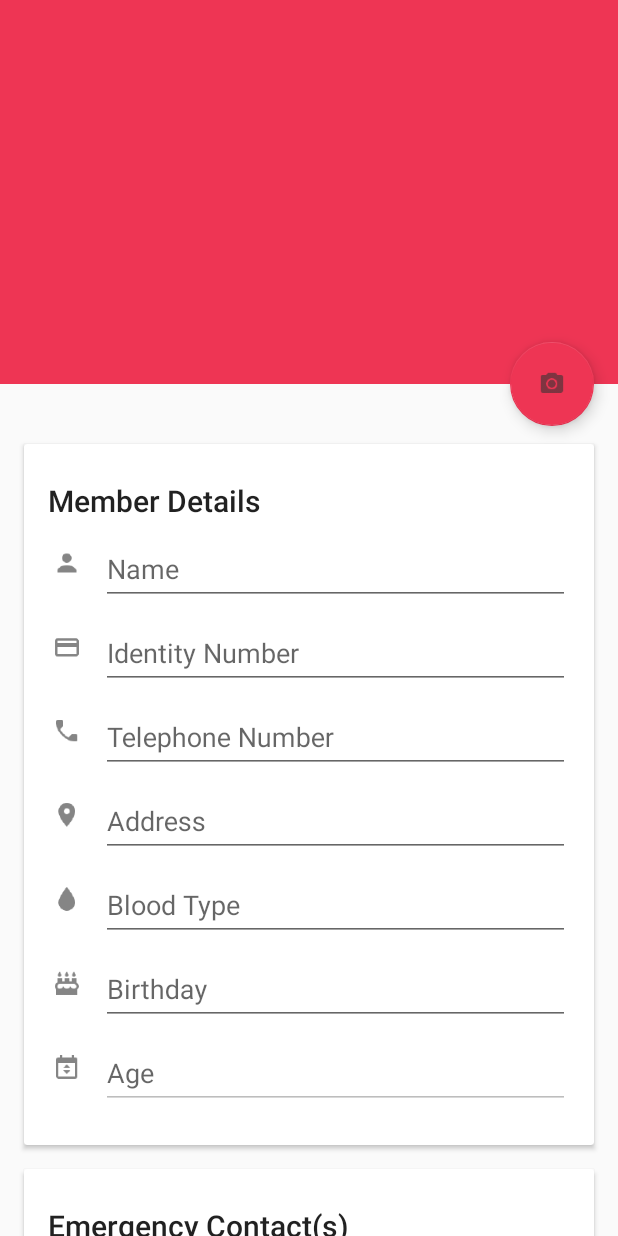
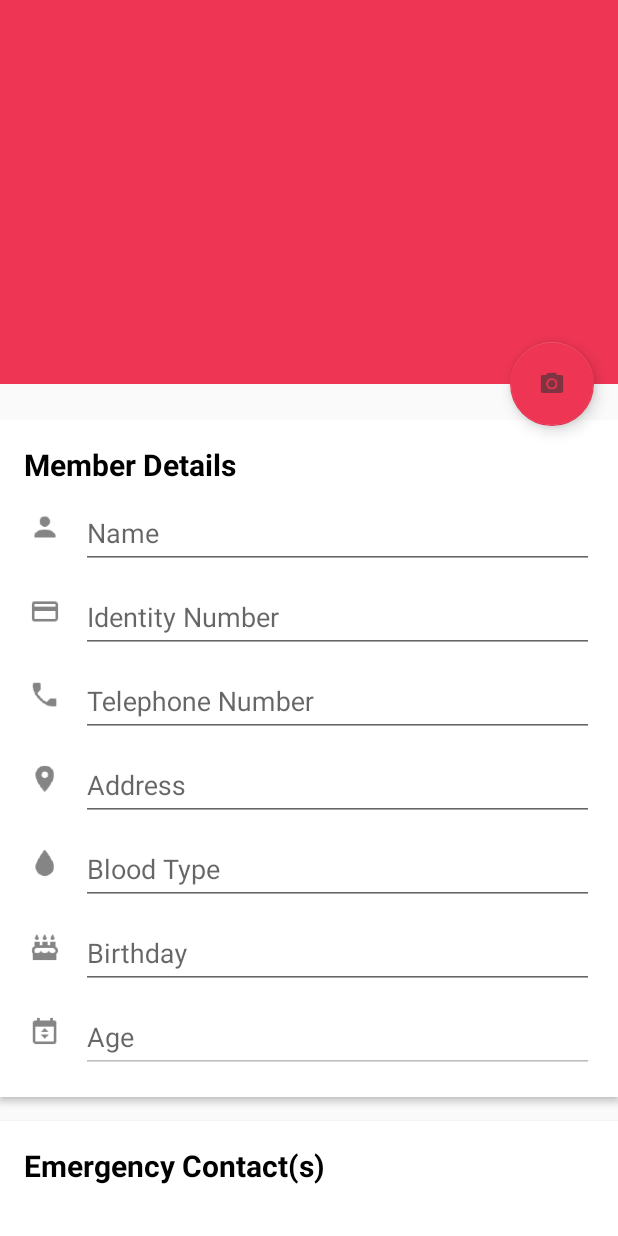
Before and after one commit to kasun-gunathilaka/gym_partner_app, an Android app: the layout activity_member.xml on its own in the app's theme, with its tools: preview values and no code run, on a phone screen of 412 x 824 dp. Run offline under Robolectric (Android 15) with nearby library versions, the phone set to English and light mode, and no system bars.

Commit message:
all row layout modified -member detail layout margin changed

```diff
--- a/app/src/main/java/com/kasungunathilaka/domain/MemberSymptom.java
+++ b/app/src/main/java/com/kasungunathilaka/domain/MemberSymptom.java
@@ -29,7 +29,9 @@ package com.kasungunathilaka.domain;
 // limitations under the License.
 // </license>
 
-public class MemberSymptom {
+import java.io.Serializable;
+
+public class MemberSymptom implements Serializable {
 
     //region Class Member
     private int memberSymptomsId;
--- a/app/src/main/res/layout/activity_member.xml
+++ b/app/src/main/res/layout/activity_member.xml
@@ -76,18 +76,22 @@
                 android:focusableInTouchMode="true"
                 android:layout_width="match_parent"
                 android:layout_height="wrap_content"
-                android:layout_margin="@dimen/card_margin">
+                app:cardElevation="3dp"
+                app:cardCornerRadius="0dp">
 
                 <LinearLayout
-                    style="@style/Widget.CardContent"
                     android:layout_width="match_parent"
-                    android:layout_height="wrap_content">
+                    android:layout_height="wrap_content"
+                    android:orientation="vertical"
+                    android:padding="16dp">
 
                     <TextView
                         android:layout_width="match_parent"
                         android:layout_height="wrap_content"
                         android:text="Member Details"
-                        android:textAppearance="@style/TextAppearance.AppCompat.Title" />
+                        android:textSize="20sp"
+                        android:textStyle="bold"
+                        android:textColor="@android:color/black" />
 
                     <include
                         layout="@layout/member_info_layout"
@@ -102,24 +106,27 @@
                 android:id="@+id/cvEmergency"
                 android:layout_width="match_parent"
                 android:layout_height="wrap_content"
-                android:layout_marginBottom="@dimen/card_margin"
-                android:layout_marginLeft="@dimen/card_margin"
-                android:layout_marginRight="@dimen/card_margin">
+                android:layout_marginTop="@dimen/card_margin"
+                app:cardElevation="3dp"
+                app:cardCornerRadius="0dp">
 
                 <LinearLayout
                     android:layout_width="match_parent"
                     android:layout_height="wrap_content"
                     android:orientation="vertical">
                     <LinearLayout
-                        style="@style/Widget.CardContent"
                         android:layout_width="match_parent"
-                        android:layout_height="wrap_content">
+                        android:layout_height="wrap_content"
+                        android:orientation="vertical"
+                        android:padding="16dp">
 
                         <TextView
                             android:layout_width="match_parent"
                             android:layout_height="wrap_content"
                             android:text="Emergency Contact(s)"
-                            android:textAppearance="@style/TextAppearance.AppCompat.Title" />
+                            android:textSize="20sp"
+                            android:textStyle="bold"
+                            android:textColor="@android:color/black"/>
 
                         <include
                             layout="@layout/member_emergency_info_layout"
@@ -133,8 +140,8 @@
                         android:layout_width="wrap_content"
                         android:layout_height="wrap_content"
                         android:text="Add Emergency Contact"
-                        android:layout_marginLeft="8dp"
-                        android:layout_marginBottom="8dp"/>
+                        android:layout_marginLeft="16dp"
+                        android:layout_marginBottom="16dp"/>
                 </LinearLayout>
             </android.support.v7.widget.CardView>
 
@@ -142,9 +149,8 @@
                 android:id="@+id/cvSymptom"
                 android:layout_width="match_parent"
                 android:layout_height="wrap_content"
-                android:layout_marginBottom="@dimen/card_margin"
-                android:layout_marginLeft="@dimen/card_margin"
-                android:layout_marginRight="@dimen/card_margin">
+                android:layout_marginTop="@dimen/card_margin"
+                android:layout_marginBottom="@dimen/card_margin">
 
                 <LinearLayout
                     android:layout_width="match_parent"
@@ -152,15 +158,18 @@
                     android:orientation="vertical">
 
                     <LinearLayout
-                        style="@style/Widget.CardContent"
                         android:layout_width="match_parent"
-                        android:layout_height="wrap_content">
+                        android:layout_height="wrap_content"
+                        android:orientation="vertical"
+                        android:padding="16dp">
 
                         <TextView
                             android:layout_width="match_parent"
                             android:layout_height="wrap_content"
                             android:text="Symptom(s)"
-                            android:textAppearance="@style/TextAppearance.AppCompat.Title" />
+                            android:textSize="20sp"
+                            android:textStyle="bold"
+                            android:textColor="@android:color/black" />
 
                         <include
                             layout="@layout/member_symptom_info_layout"
@@ -174,8 +183,8 @@
                         android:layout_width="wrap_content"
                         android:layout_height="wrap_content"
                         android:text="Add Symptom"
-                        android:layout_marginLeft="8dp"
-                        android:layout_marginBottom="8dp"/>
+                        android:layout_marginLeft="16dp"
+                        android:layout_marginBottom="16dp"/>
 
                 </LinearLayout>
 
--- a/app/src/main/res/layout/adapter_row_subscription.xml
+++ b/app/src/main/res/layout/adapter_row_subscription.xml
@@ -18,9 +18,9 @@
     xmlns:app="http://schemas.android.com/apk/res-auto"
     android:layout_width="match_parent"
     android:layout_height="wrap_content"
-    app:cardCornerRadius="2dp"
+    app:cardCornerRadius="0dp"
     app:cardElevation="1.5dp"
-    android:layout_marginBottom="1dp">
+    android:layout_marginBottom="0.5dp">
 
     <LinearLayout
         android:layout_width="match_parent"
--- a/app/src/main/res/layout/member_emergency_info_layout.xml
+++ b/app/src/main/res/layout/member_emergency_info_layout.xml
@@ -22,5 +22,6 @@
     <android.support.v7.widget.RecyclerView
         android:id="@+id/rvEmergency"
         android:layout_width="match_parent"
-        android:layout_height="match_parent" />
+        android:layout_height="match_parent"
+        android:layout_marginTop="8dp"/>
 </RelativeLayout>
--- a/app/src/main/res/layout/member_emergency_info_view_layout.xml
+++ b/app/src/main/res/layout/member_emergency_info_view_layout.xml
@@ -21,6 +21,7 @@
 
     <android.support.v7.widget.RecyclerView
         android:id="@+id/rvEmergency"
+        android:layout_margin="@dimen/card_margin"
         android:layout_width="match_parent"
         android:layout_height="match_parent" />
 </LinearLayout>
--- a/app/src/main/res/layout/member_info_view_layout.xml
+++ b/app/src/main/res/layout/member_info_view_layout.xml
@@ -22,6 +22,7 @@
     <LinearLayout
         android:layout_width="match_parent"
         android:layout_height="match_parent"
+        android:padding="16dp"
         android:orientation="vertical">
 
         <LinearLayout
--- a/app/src/main/res/layout/member_symptom_info_layout.xml
+++ b/app/src/main/res/layout/member_symptom_info_layout.xml
@@ -22,5 +22,6 @@
     <android.support.v7.widget.RecyclerView
         android:id="@+id/rvSymptom"
         android:layout_width="match_parent"
-        android:layout_height="match_parent" />
+        android:layout_height="match_parent"
+        android:layout_marginTop="8dp"/>
 </LinearLayout>
--- a/app/src/main/res/layout/member_symptom_info_view_layout.xml
+++ b/app/src/main/res/layout/member_symptom_info_view_layout.xml
@@ -21,6 +21,7 @@
 
     <android.support.v7.widget.RecyclerView
         android:id="@+id/rvSymptom"
+        android:layout_margin="@dimen/card_margin"
         android:layout_width="match_parent"
         android:layout_height="match_parent" />
 </LinearLayout>
--- a/app/src/main/res/values/styles.xml
+++ b/app/src/main/res/values/styles.xml
@@ -68,7 +68,7 @@
         <item name="android:paddingLeft">16dp</item>
         <item name="android:paddingRight">16dp</item>
         <item name="android:paddingTop">24dp</item>
-        <item name="android:paddingBottom">24dp</item>
+        <item name="android:paddingBottom">16dp</item>
         <item name="android:orientation">vertical</item>
     </style>
 
```
Also changed, not shown: app/src/main/java/com/kasungunathilaka/adapter/MembershipHistoryAdapter.java (+15 -10 lines), app/src/main/java/com/kasungunathilaka/adapter/SymptomDataAdapter.java (+3 -4 lines), app/src/main/java/com/kasungunathilaka/fragment/SymptomFragment.java (+3 -4 lines), app/src/main/res/layout/adapter_row_emergency_contact.xml (+13 -25 lines), app/src/main/res/layout/adapter_row_membership_history.xml (+58 -17 lines), app/src/main/res/layout/adapter_row_symptom.xml (+9 -24 lines), app/src/main/res/layout/member_emergency_info_card_layout.xml (+7 -6 lines), app/src/main/res/layout/member_info_card_layout.xml (+5 -15 lines), app/src/main/res/layout/member_symptom_info_card_layout.xml (+8 -6 lines).
